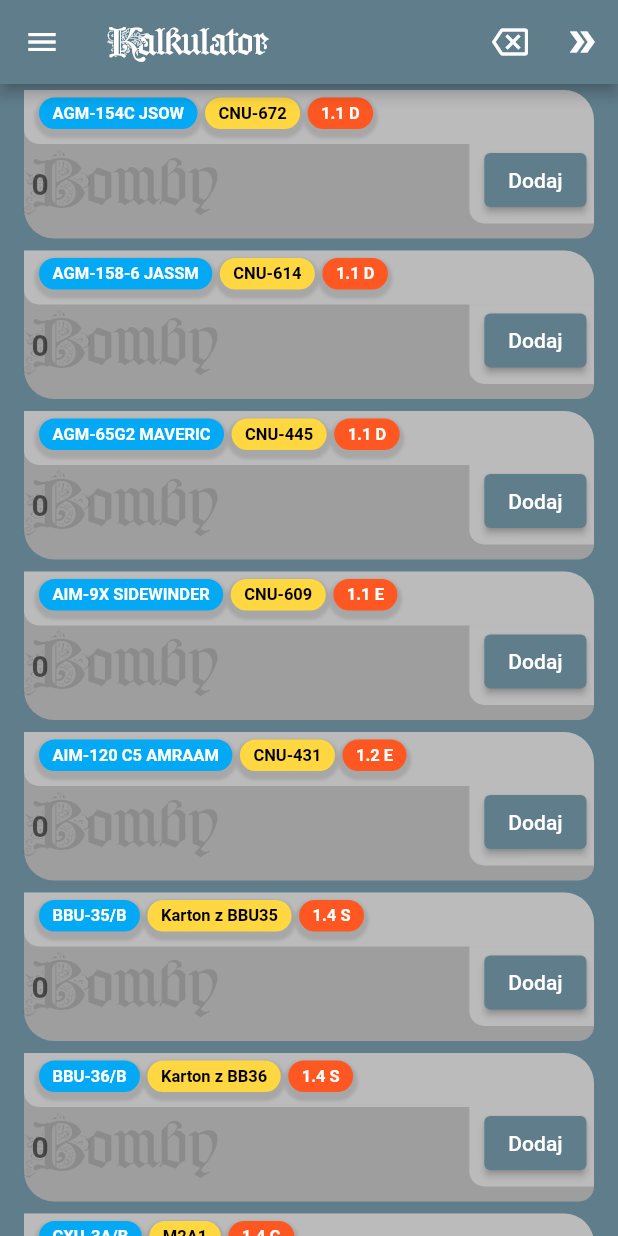
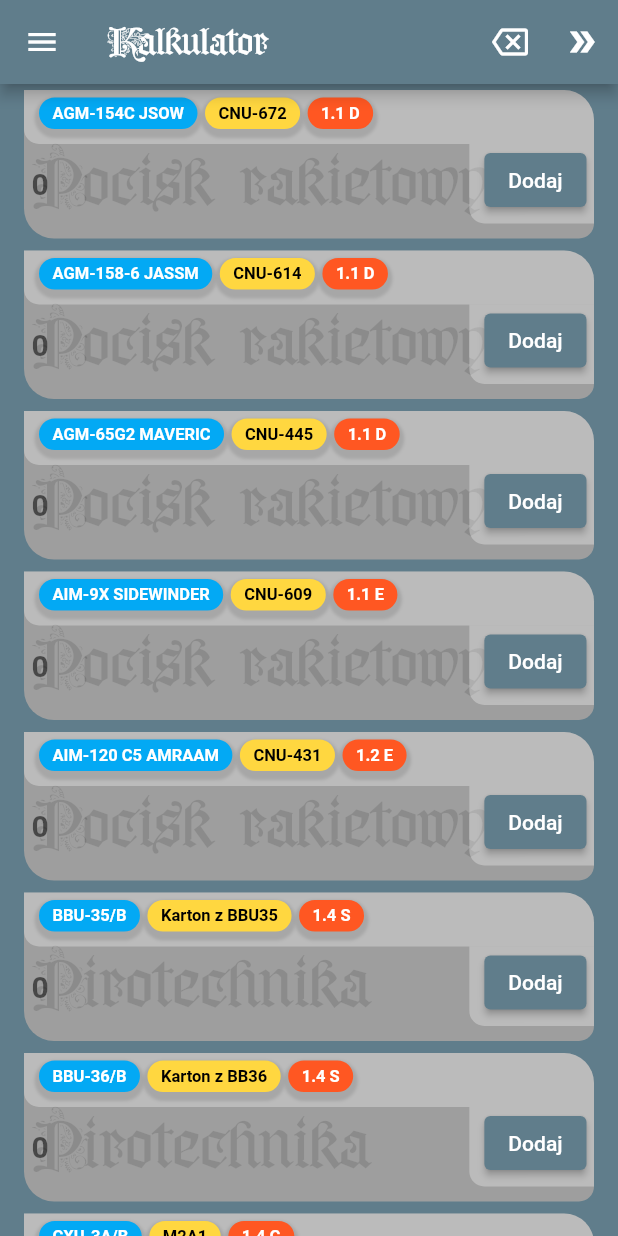
Before and after one commit to ArkadiuszStanislawLega/tobaa_linx, a Flutter app: the screen it shows after launch, on a phone screen of 412 x 824 dp. Run offline on Flutter 3.47's test engine with Material 2 defaults, Android fonts, the phone set to English and light mode, and no system bars.

Commit message:
Update baa list item - using converter combat assets type to strings to take constant strings.

```diff
--- a/lib/constants/app_strings.dart
+++ b/lib/constants/app_strings.dart
@@ -31,8 +31,9 @@ class Strings{
   static const String PARAMETERS_OF_THE_LOADING_AREA = 'Parametry powierzchni załadunkowej';
   static const String PERMISSIBLE_NEW = 'Dopuszczalna waga ładunku wybuchowego';
   static const String PERMISSIBLE_WEIGHT = 'Dopuszczalna waga';
-  static const String PYROTECHNIC = 'Pirotechnica';
-  static const String ROCKET = 'Rakieta';
+  static const String PCS = 'szt.';
+  static const String PYROTECHNIC = 'Pirotechnika';
+  static const String ROCKET = 'Pocisk rakietowy';
   static const String MAX_STACK_HEIGHT_DURING_TRANSPORT = 'Maksymalna wysokość stosu w trakcie transportu';
   static const String MAX_STACK_LEVEL = 'Maksymalny poziom stosu';
   static const String NAME = 'Nazwa';
@@ -46,7 +47,6 @@ class Strings{
   static const String NUMBER_OF_THE_CONTAINERS = 'Ilość kontenerów';
   static const String NUMBER_OF_THE_STACKS = 'Ilość stosów';
   static const String NUMBER_OF_STACK_LEVELS = 'Ilość poziomów stosu';
-  static const String PCS = 'szt.';
   static const String SETTINGS = 'Ustawienia';
   static const String STACK = 'Stos';
   static const String STACKS_LEVEL = 'Poziomy stosu';
--- a/lib/widgets/ListItems/baa_list_item.dart
+++ b/lib/widgets/ListItems/baa_list_item.dart
@@ -3,6 +3,7 @@ import 'package:flutter/material.dart';
 import 'package:flutter/services.dart';
 import 'package:tobaa/battle_air_asset/battle_air_asset.dart';
 import 'package:tobaa/constants/app_strings.dart';
+import 'package:tobaa/converters/converter_combat_assets_type_to_strig.dart';
 import 'package:tobaa/widgets/Templates/asset_name_template.dart';
 import 'package:tobaa/widgets/Templates/box_name_template.dart';
 import 'package:tobaa/widgets/Templates/hazard_class_template.dart';
@@ -67,8 +68,7 @@ class _BaaListItemState extends State<BaaListItem> {
       padding: EdgeInsets.fromLTRB(5, 0, 0, 5),
       child: Stack(
         children: [
-          Text(
-            'Bomby',
+          Text(converterCombatAssetsTypeToString(baa.combatAssetType),
             style: TextStyle(
               color: Colors.black12,
               fontFamily: 'MiddleAgesDeco',
```
